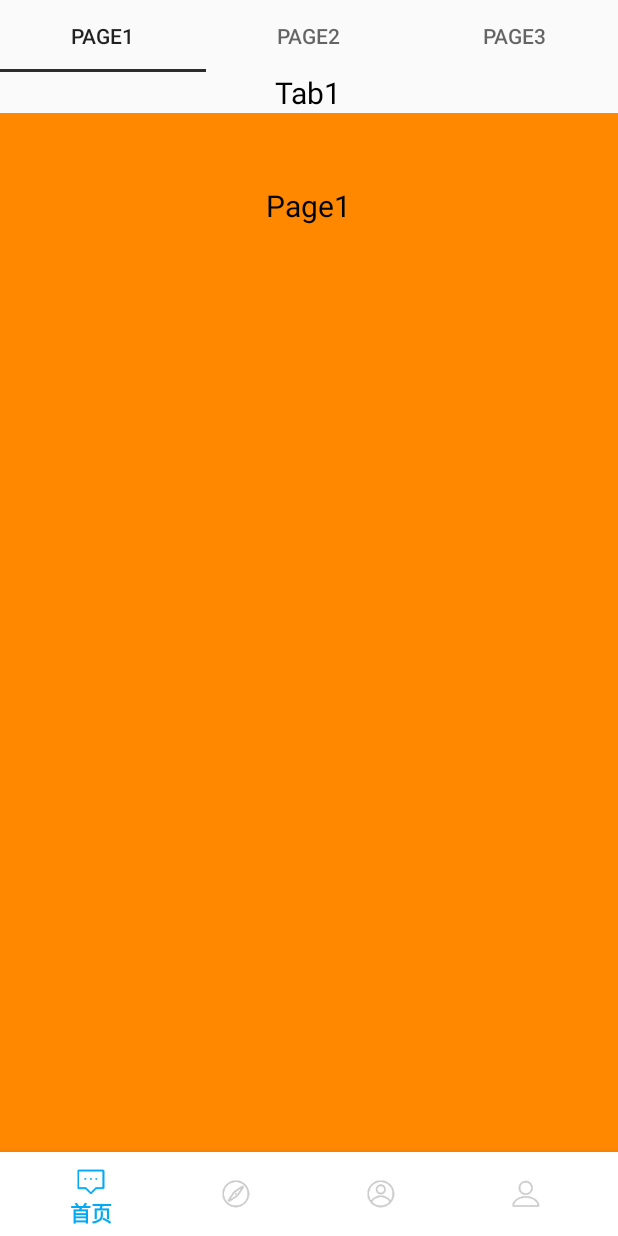
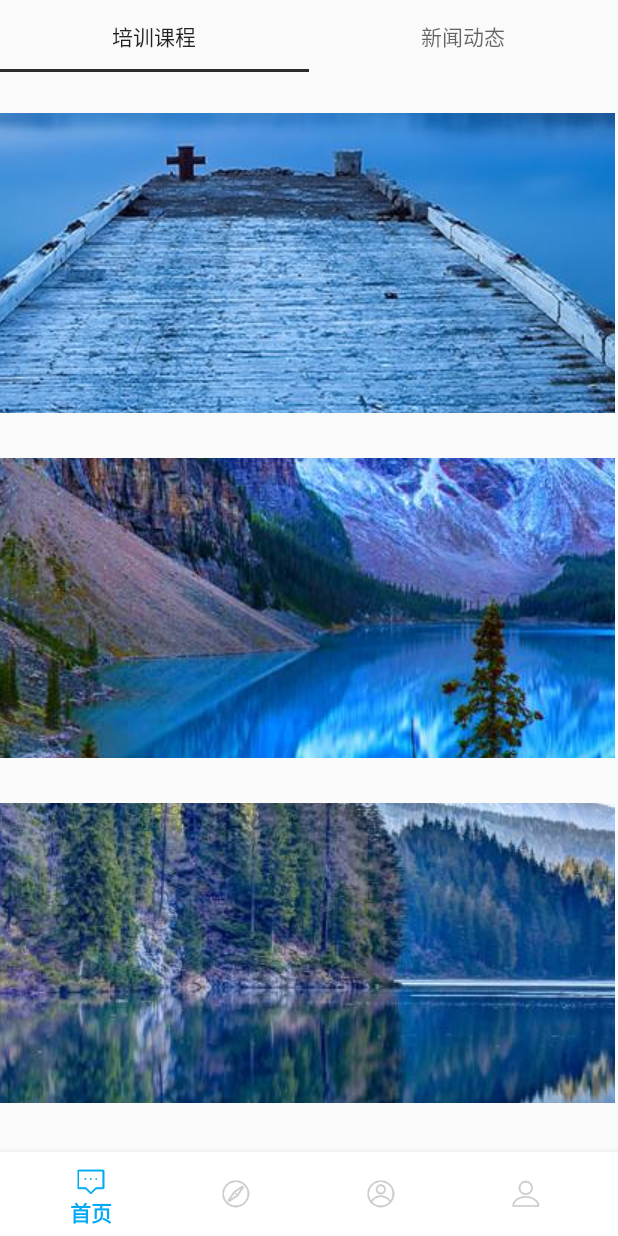
Before and after one commit to lovelinessmoe/Stydy_Android, an Android app: the fragment DiscoverFragment placed in its activity, on a phone screen of 412 x 824 dp. Run offline under Robolectric (Android 15) with nearby library versions, the phone set to English and light mode, and no system bars.

Commit message:
完善了发现界面

```diff
--- a/app/build.gradle
+++ b/app/build.gradle
@@ -32,6 +32,9 @@ android {
             jniLibs.srcDirs = ['libs']
         }
     }
+    buildFeatures {
+        viewBinding true
+    }
 }
 
 dependencies {
@@ -43,6 +46,8 @@ dependencies {
     implementation 'fm.jiecao:jiecaovideoplayer:4.8.3'
     implementation 'com.github.bumptech.glide:glide:3.7.0'
     implementation 'androidx.annotation:annotation:1.3.0-alpha01'
+    implementation 'androidx.legacy:legacy-support-v4:1.0.0'
+    implementation 'androidx.recyclerview:recyclerview:1.2.0'
     testImplementation 'junit:junit:4.13.2'
     androidTestImplementation 'com.android.support.test:runner:1.0.2'
     androidTestImplementation 'com.android.support.test.espresso:espresso-core:3.0.2'
--- a/app/src/main/java/xyz/javaee/study/Adapter/MyAdapter.java
+++ b/app/src/main/java/xyz/javaee/study/Adapter/MyAdapter.java
@@ -4,19 +4,20 @@ import androidx.fragment.app.Fragment;
 import androidx.fragment.app.FragmentManager;
 import androidx.fragment.app.FragmentPagerAdapter;
 
+import xyz.javaee.study.R;
 import xyz.javaee.study.View.ViewPagerFragment;
 
 public class MyAdapter extends FragmentPagerAdapter {
-    private int mCount = 3 ;
-    private int[] mColors = new int[]{android.R.color.holo_orange_dark,android.R.color.holo_green_dark
-            ,android.R.color.holo_blue_dark};
+    private int mCount = 2 ;
+//    R.layout.discover_tab1_layout
+    private int[] mLayouts = new int[]{R.layout.discover_tab1_layout,R.layout.discover_tab2_layout};
     public MyAdapter(FragmentManager fm) {
         super(fm);
     }
 
     @Override
     public Fragment getItem(int position) {
-        return ViewPagerFragment.newInstance(position,mColors[position]);
+        return ViewPagerFragment.newInstance(mLayouts[position]);
     }
 
     @Override
@@ -26,6 +27,12 @@ public class MyAdapter extends FragmentPagerAdapter {
 
     @Override
     public CharSequence getPageTitle(int position) {
-        return "Page" + (position + 1);
+        switch (position) {
+            case 0:
+                return "培训课程";
+            case 1:
+                return "新闻动态";
+            default:return "0";
+        }
     }
 }
--- a/app/src/main/java/xyz/javaee/study/View/ViewPagerFragment.java
+++ b/app/src/main/java/xyz/javaee/study/View/ViewPagerFragment.java
@@ -1,15 +1,18 @@
 package xyz.javaee.study.View;
 
 import android.content.Context;
+import android.content.Intent;
 import android.net.Uri;
 import android.os.Bundle;
 
 import android.view.LayoutInflater;
 import android.view.View;
 import android.view.ViewGroup;
+import android.widget.Button;
 import android.widget.LinearLayout;
 import android.widget.TextView;
 
+import androidx.annotation.NonNull;
 import androidx.annotation.Nullable;
 import androidx.fragment.app.Fragment;
 
@@ -18,38 +21,29 @@ import xyz.javaee.study.R;
 
 public class ViewPagerFragment extends Fragment {
 
-    private int mTitle;
-    private int mColor;
-    private TextView mTextView;
-    private LinearLayout mLinear;
+    private int layoutID;
 
-    public static ViewPagerFragment newInstance(int title , int color){
-        ViewPagerFragment fragment = new ViewPagerFragment();
-        Bundle bundle = new Bundle();
-        bundle.putInt("title",title);
-        bundle.putInt("color",color);
-        fragment.setArguments(bundle);
-        return fragment;
+    public ViewPagerFragment(int layoutID) {
+        this.layoutID = layoutID;
     }
 
-    @Override
-    public void onCreate(@Nullable Bundle savedInstanceState) {
-        super.onCreate(savedInstanceState);
-        mTitle = getArguments().getInt("title");
-        mColor = getArguments().getInt("color");
+    public static ViewPagerFragment newInstance(int layoutID) {
+        System.out.println(layoutID);
+        System.out.printf("R.layout.discover_tab1_layout:"+R.layout.discover_tab1_layout);
+        ViewPagerFragment fragment = new ViewPagerFragment(layoutID);
+
+        return fragment;
     }
 
     @Nullable
     @Override
-    public View onCreateView(LayoutInflater inflater, @Nullable ViewGroup container,
-                             @Nullable Bundle savedInstanceState) {
+    public View onCreateView(@NonNull LayoutInflater inflater, @Nullable ViewGroup container, @Nullable Bundle savedInstanceState) {
+        return inflater.inflate(layoutID, container, false);
+    }
 
-        View view = inflater.inflate(R.layout.fragment_discover, container, false);
-        mTextView = (TextView) view.findViewById(R.id.fragment_textView);
-        mTextView.setText("Page"+(mTitle + 1));
-        mLinear = (LinearLayout) view.findViewById(R.id.fragment_ll);
-        /**这里注意是setBackgroundResource不是setBackgroundColor；setBackgroundResource(int resId)方法的参数是一个组件的id值。该方法也是用于加载组件的背景图片的；setBackgroundColor(Color.XXX)方法参数为一个Color类的静态常量.顾名思义,它是用来设置背景颜色的方法.*/
-        mLinear.setBackgroundResource(mColor);
-        return view;
+    @Override
+    public void onActivityCreated(@Nullable Bundle savedInstanceState) {
+        super.onActivityCreated(savedInstanceState);
+
     }
 }
--- /dev/null
+++ b/app/src/main/res/layout/discover_tab1_layout.xml
@@ -0,0 +1,34 @@
+<?xml version="1.0" encoding="utf-8"?>
+<LinearLayout xmlns:android="http://schemas.android.com/apk/res/android"
+    android:orientation="vertical"
+    android:layout_width="match_parent"
+
+    android:layout_height="match_parent">
+    <ImageView
+        android:layout_width="410dp"
+        android:layout_height="200dp"
+        android:scaleType="center"
+        android:src="@drawable/fj1"></ImageView>
+    <TextView
+        android:layout_width="410dp"
+        android:layout_height="30dp"
+        android:text=""></TextView>
+
+    <ImageView
+        android:layout_width="410dp"
+        android:layout_height="200dp"
+        android:src="@drawable/fj2"
+        android:scaleType="center"></ImageView>
+
+    <TextView
+        android:layout_width="410dp"
+        android:layout_height="30dp"
+        android:text=""></TextView>
+
+    <ImageView
+        android:layout_width="410dp"
+        android:layout_height="200dp"
+        android:src="@drawable/fj3"
+        android:scaleType="center"></ImageView>
+
+</LinearLayout>
--- a/app/src/main/res/layout/fragment_discover.xml
+++ b/app/src/main/res/layout/fragment_discover.xml
@@ -16,7 +16,6 @@
         android:id="@+id/fragment_textView"
         android:layout_width="wrap_content"
         android:layout_height="wrap_content"
-        android:text="Tab1"
         android:textColor="@android:color/black"
         android:textSize="20sp" />
 
--- /dev/null
+++ b/app/src/main/res/values/dimens.xml
@@ -0,0 +1,4 @@
+<?xml version="1.0" encoding="utf-8"?>
+<resources>
+    <dimen name="text_margin">16dp</dimen>
+</resources>
```
Also changed, not shown: app/src/main/java/xyz/javaee/study/Fragment/placeholder/PlaceholderContent.java (added, +72 -0 lines), app/src/main/res/layout/discover_tab2_layout.xml (added, +32 -0 lines), app/src/main/res/drawable/fj1.jpeg (added), app/src/main/res/drawable/fj2.jpeg (added), app/src/main/res/drawable/fj3.jpeg (added).
